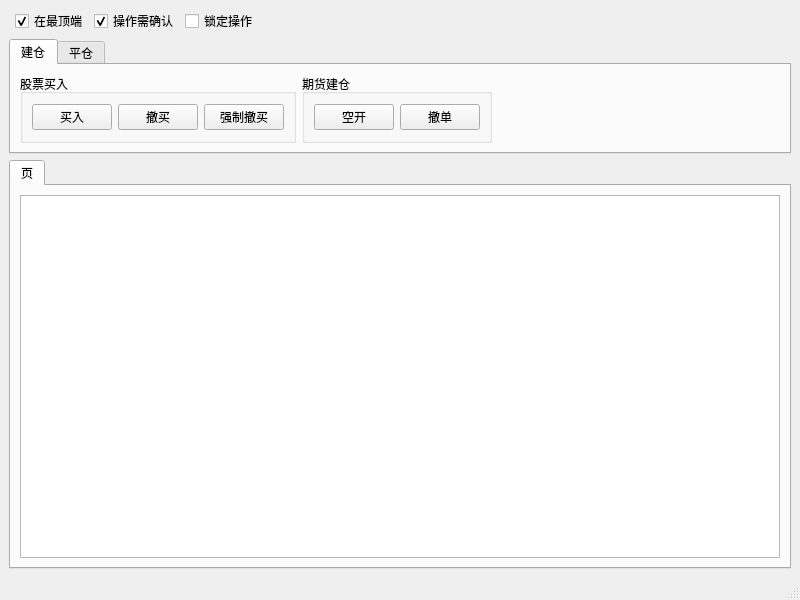
Above: dev/easytrader/trdmasterui.ui from unit-xx/xfiles before the change. Below: the same form after it.
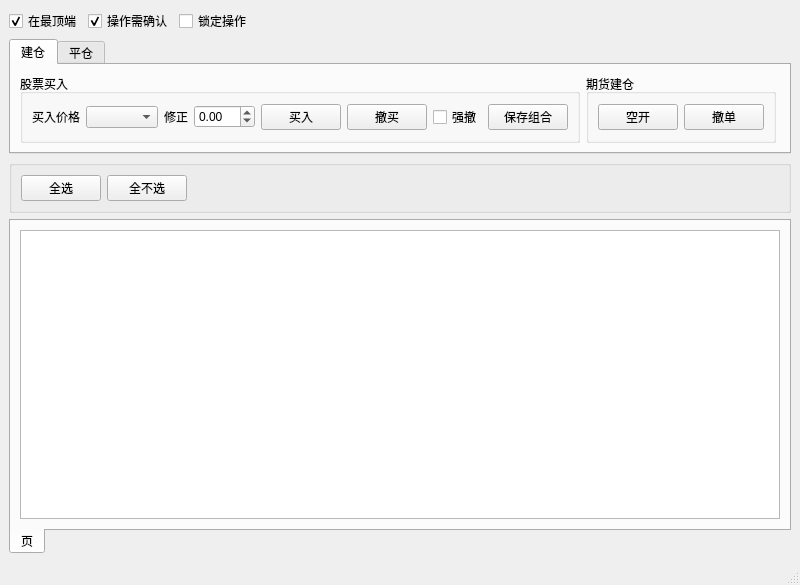
That is the form after the change.

What changed in the file:
```diff
--- a/dev/easytrader/trdmasterui.ui
+++ b/dev/easytrader/trdmasterui.ui
@@ -7,15 +7,15 @@
     <x>0</x>
     <y>0</y>
     <width>800</width>
-    <height>600</height>
+    <height>585</height>
    </rect>
   </property>
   <property name="windowTitle">
    <string>TradeMaster</string>
   </property>
   <widget class="QWidget" name="centralwidget">
-   <layout class="QGridLayout" name="gridLayout_8">
-    <item row="0" column="1">
+   <layout class="QGridLayout" name="gridLayout_9">
+    <item row="0" column="0">
      <widget class="QCheckBox" name="ontopchk">
       <property name="text">
        <string>在最顶端</string>
@@ -25,7 +25,24 @@
       </property>
      </widget>
     </item>
-    <item row="0" column="4">
+    <item row="0" column="1">
+     <widget class="QCheckBox" name="confirmchk">
+      <property name="text">
+       <string>操作需确认</string>
+      </property>
+      <property name="checked">
+       <bool>true</bool>
+      </property>
+     </widget>
+    </item>
+    <item row="0" column="2">
+     <widget class="QCheckBox" name="lockchk">
+      <property name="text">
+       <string>锁定操作</string>
+      </property>
+     </widget>
+    </item>
+    <item row="0" column="3">
      <spacer name="horizontalSpacer_3">
       <property name="orientation">
        <enum>Qt::Horizontal</enum>
@@ -38,7 +55,7 @@
       </property>
      </spacer>
     </item>
-    <item row="1" column="0" colspan="5">
+    <item row="1" column="0" colspan="4">
      <widget class="QTabWidget" name="tabWidget_2">
       <property name="sizePolicy">
        <sizepolicy hsizetype="Expanding" vsizetype="Fixed">
@@ -66,24 +83,58 @@
            <string>股票买入</string>
           </property>
           <layout class="QGridLayout" name="gridLayout">
-           <item row="0" column="0">
-            <widget class="QPushButton" name="buybtn">
+           <item row="0" column="4">
+            <widget class="QPushButton" name="buyorder">
              <property name="text">
               <string>买入</string>
              </property>
             </widget>
            </item>
-           <item row="0" column="1">
-            <widget class="QPushButton" name="pushButton_5">
+           <item row="0" column="5">
+            <widget class="QPushButton" name="cancelbuyorder">
              <property name="text">
               <string>撤买</string>
              </property>
             </widget>
            </item>
+           <item row="0" column="0">
+            <widget class="QLabel" name="label">
+             <property name="text">
+              <string>买入价格</string>
+             </property>
+            </widget>
+           </item>
+           <item row="0" column="1">
+            <widget class="QComboBox" name="pricepolicybuy"/>
+           </item>
            <item row="0" column="2">
-            <widget class="QPushButton" name="pushButton_6">
+            <widget class="QLabel" name="label_2">
              <property name="text">
-              <string>强制撤买</string>
+              <string>修正</string>
+             </property>
+            </widget>
+           </item>
+           <item row="0" column="3">
+            <widget class="QDoubleSpinBox" name="buypricefixspin">
+             <property name="minimum">
+              <double>-99.000000000000000</double>
+             </property>
+             <property name="singleStep">
+              <double>0.010000000000000</double>
+             </property>
+            </widget>
+           </item>
+           <item row="0" column="6">
+            <widget class="QCheckBox" name="forcecancelbuychk">
+             <property name="text">
+              <string>强撤</string>
+             </property>
+            </widget>
+           </item>
+           <item row="0" column="7">
+            <widget class="QPushButton" name="saveorder_2">
+             <property name="text">
+              <string>保存组合</string>
              </property>
             </widget>
            </item>
@@ -209,8 +260,59 @@
       </widget>
      </widget>
     </item>
-    <item row="2" column="0" colspan="5">
+    <item row="2" column="0" colspan="4">
+     <widget class="QGroupBox" name="groupBox_5">
+      <property name="title">
+       <string/>
+      </property>
+      <layout class="QGridLayout" name="gridLayout_8">
+       <item row="0" column="0">
+        <widget class="QPushButton" name="buybtn_2">
+         <property name="sizePolicy">
+          <sizepolicy hsizetype="Fixed" vsizetype="Fixed">
+           <horstretch>0</horstretch>
+           <verstretch>0</verstretch>
+          </sizepolicy>
+         </property>
+         <property name="text">
+          <string>全选</string>
+         </property>
+        </widget>
+       </item>
+       <item row="0" column="1">
+        <widget class="QPushButton" name="buybtn_3">
+         <property name="sizePolicy">
+          <sizepolicy hsizetype="Fixed" vsizetype="Fixed">
+           <horstretch>0</horstretch>
+           <verstretch>0</verstretch>
+          </sizepolicy>
+         </property>
+         <property name="text">
+          <string>全不选</string>
+         </property>
+        </widget>
+       </item>
+       <item row="0" column="2">
+        <spacer name="horizontalSpacer_4">
+         <property name="orientation">
+          <enum>Qt::Horizontal</enum>
+         </property>
+         <property name="sizeHint" stdset="0">
+          <size>
+           <width>40</width>
+           <height>20</height>
+          </size>
+         </property>
+        </spacer>
+       </item>
+      </layout>
+     </widget>
+    </item>
+    <item row="3" column="0" colspan="4">
      <widget class="QTabWidget" name="tabWidget">
+      <property name="tabPosition">
+       <enum>QTabWidget::South</enum>
+      </property>
       <widget class="QWidget" name="tab">
        <attribute name="title">
         <string>页</string>
@@ -230,23 +332,6 @@
       </widget>
      </widget>
     </item>
-    <item row="0" column="2">
-     <widget class="QCheckBox" name="confirmchk">
-      <property name="text">
-       <string>操作需确认</string>
-      </property>
-      <property name="checked">
-       <bool>true</bool>
-      </property>
-     </widget>
-    </item>
-    <item row="0" column="3">
-     <widget class="QCheckBox" name="lockchk">
-      <property name="text">
-       <string>锁定操作</string>
-      </property>
-     </widget>
-    </item>
    </layout>
   </widget>
   <widget class="QMenuBar" name="menubar">
```
